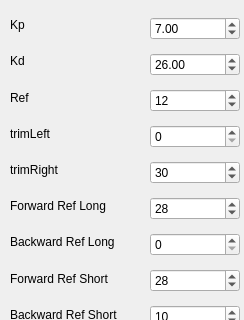
Before: the Qt Designer form Kod/Styr_m/Styr_m/mapGUI/paramwindow.ui in hansfilipelo/Kandidadprojekt, drawn with Qt 5; both pictures show x 0 to 244 and y 0 to 320 of the 244 by 588 pixel window.
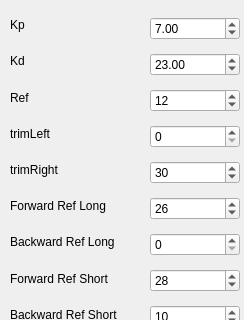
After: the same form once the commit is applied.

Patch:
```diff
--- a/Kod/Styr_m/Styr_m/mapGUI/paramwindow.ui
+++ b/Kod/Styr_m/Styr_m/mapGUI/paramwindow.ui
@@ -143,7 +143,7 @@
     <item>
      <widget class="QDoubleSpinBox" name="kdSpinBox">
       <property name="value">
-       <double>26.000000000000000</double>
+       <double>23.000000000000000</double>
       </property>
      </widget>
     </item>
@@ -167,7 +167,7 @@
     <item>
      <widget class="QSpinBox" name="fwdRefLongBox">
       <property name="value">
-       <number>28</number>
+       <number>26</number>
       </property>
      </widget>
     </item>
```
